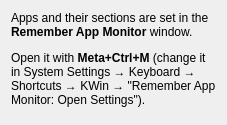
sky0matic/remember-app-monitor, file package/contents/ui/config.ui: the form before one commit.
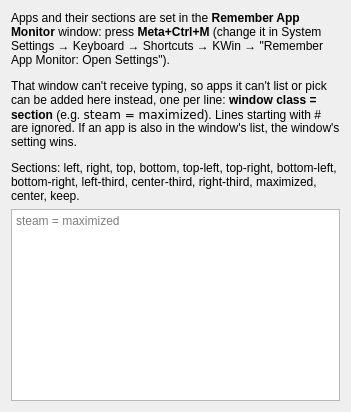
The form after the commit.

Commit message: feat: mouse-driven settings window and clearer remembered monitors

The edit to the form file:
```diff
--- a/package/contents/ui/config.ui
+++ b/package/contents/ui/config.ui
@@ -6,7 +6,7 @@
    <item>
     <widget class="QLabel" name="label">
      <property name="text">
-      <string>&lt;p&gt;Apps and their sections are set in the &lt;b&gt;Remember App Monitor&lt;/b&gt; window.&lt;/p&gt;&lt;p&gt;Open it with &lt;b&gt;Meta+Ctrl+M&lt;/b&gt; (change it in System Settings → Keyboard → Shortcuts → KWin → "Remember App Monitor: Open Settings").&lt;/p&gt;</string>
+      <string>&lt;p&gt;Apps and their sections are set in the &lt;b&gt;Remember App Monitor&lt;/b&gt; window: press &lt;b&gt;Meta+Ctrl+M&lt;/b&gt; (change it in System Settings → Keyboard → Shortcuts → KWin → "Remember App Monitor: Open Settings").&lt;/p&gt;&lt;p&gt;That window can't receive typing, so apps it can't list or pick can be added here instead, one per line: &lt;b&gt;window class = section&lt;/b&gt; (e.g. &lt;code&gt;steam = maximized&lt;/code&gt;). Lines starting with # are ignored. If an app is also in the window's list, the window's setting wins.&lt;/p&gt;&lt;p&gt;Sections: left, right, top, bottom, top-left, top-right, bottom-left, bottom-right, left-third, center-third, right-third, maximized, center, keep.&lt;/p&gt;</string>
      </property>
      <property name="wordWrap">
       <bool>true</bool>
@@ -14,11 +14,11 @@
     </widget>
    </item>
    <item>
-    <spacer name="verticalSpacer">
-     <property name="orientation">
-      <enum>Qt::Vertical</enum>
+    <widget class="QPlainTextEdit" name="kcfg_apps">
+     <property name="placeholderText">
+      <string>steam = maximized</string>
      </property>
-    </spacer>
+    </widget>
    </item>
   </layout>
  </widget>
```
The commit also changes 6 other files.
